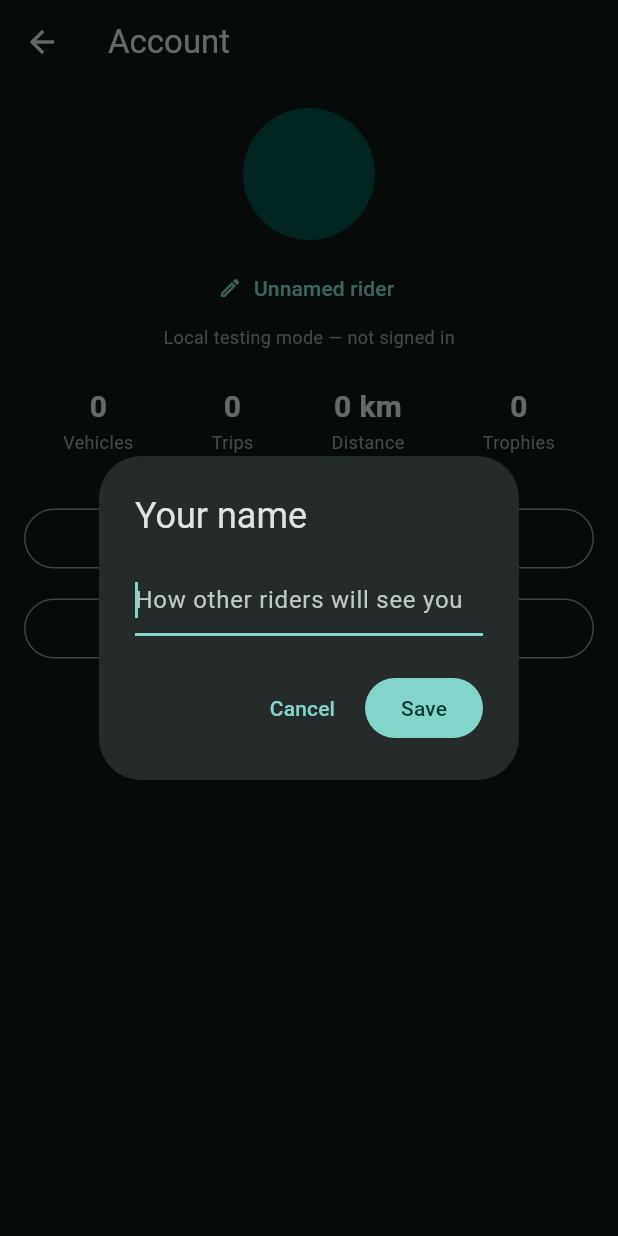
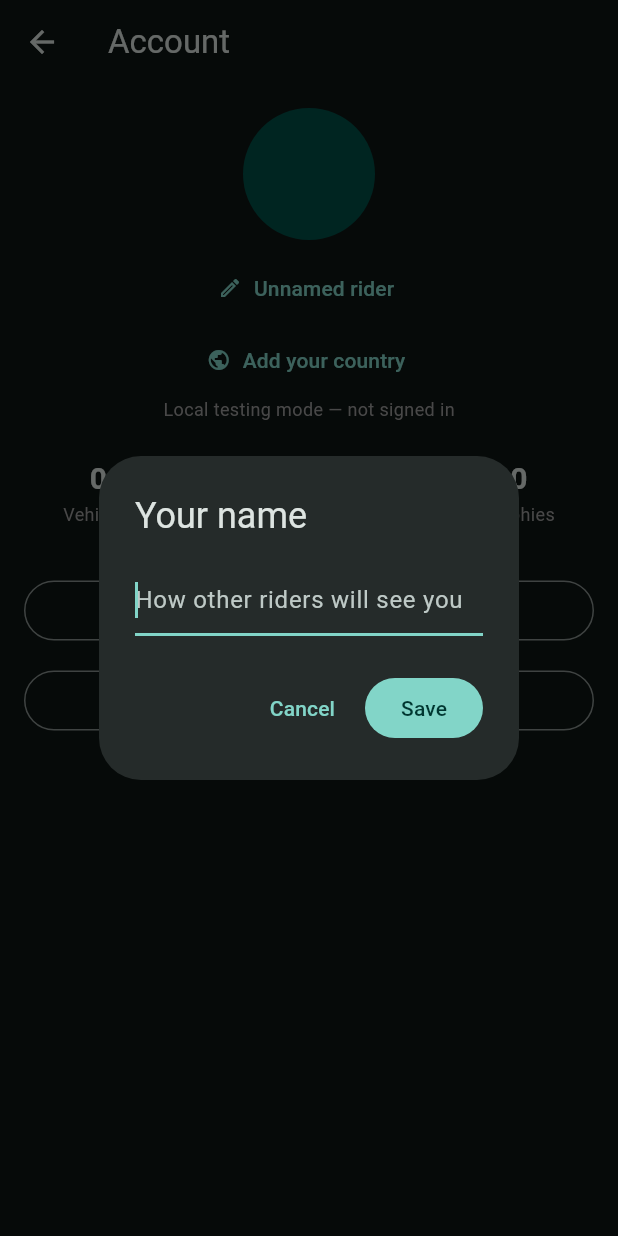
Before and after one commit to julian-e-negrete/OpenTrip, a Flutter app: the AccountScreen screen opened directly, after a tap on "Unnamed rider", on a phone screen of 412 x 824 dp. Run offline on Flutter 3.47's test engine with Material 3 defaults, Android fonts, the phone set to English and light mode, and no system bars; our stand-ins replace flutter_blue_plus, flutter_map, geolocator, google_sign_in, image_picker, latlong2 and 4 more; accounts and stored records are empty.

Commit message:
Add a country field to the account, and prioritize the TripRank gaps
Two follow-ups from the TripRank feature comparison: country capture
(requested directly — it's structured data now so it's usable later,
e.g. a future country-scoped leaderboard) and turning the identified
gaps into an ordered roadmap so development on them can actually start.

- data/catalog/country_catalog.dart: a fixed ISO 3166-1 alpha-2 list —
  same "curated, not free text" reasoning as the vehicle catalog, for
  the same reason: a picked code is what stays cross-referenceable
  later, free text never reliably is.
- account/country_picker.dart: full-screen searchable picker (a plain
  dropdown doesn't scale to ~195 entries).
- data/models/user_profile.dart, local_database.dart (schema v5 -> v6),
  account/account_screen.dart: countryCode threaded through the local
  row, sync payload, and a new "Add your country" button next to the
  existing name/avatar editors.
- supabase/schema.sql: profiles.country_code, added via
  `add column if not exists` so re-running the existing file is enough
  to pick it up. Stays private — RLS still means only its owner can
  read it back, same as display_name until get_leaderboard() started
  deliberately exposing that one.
- docs/ROADMAP.md: replaced the single-item "Not done yet" list with
  the ranked gap list from the comparison (auto-start detection,
  friends leaderboard, and speed-camera alerts first; car clubs and the
  AI car-mod visualizer last, since their own TripRank pages didn't
  even establish clearly what to build). Nothing in this list is
  implemented yet — this is scope, not progress.

Co-Authored-By: Claude Sonnet 5 <noreply@anthropic.com>
Claude-Session: https://claude.ai/code/session_01VK3Ki5mt4KhBkQhobLLxeA

```diff
--- a/apps/mobile/lib/account/account_screen.dart
+++ b/apps/mobile/lib/account/account_screen.dart
@@ -8,6 +8,7 @@ import '../auth/auth_service.dart';
 import '../auth/current_user.dart';
 import '../auth/login_screen.dart';
 import '../data/account_data_service.dart';
+import '../data/catalog/country_catalog.dart';
 import '../data/data_events.dart';
 import '../data/local_image_store.dart';
 import '../data/models/user_profile.dart';
@@ -16,6 +17,7 @@ import '../data/repositories/gamification_repository.dart';
 import '../data/repositories/trip_repository.dart';
 import '../data/repositories/vehicle_repository.dart';
 import '../sync/sync_service.dart';
+import 'country_picker.dart';
 
 /// Identity (display name + avatar — deliberately never the email, per
 /// the "other users should be able to identify you without seeing your
@@ -135,6 +137,18 @@ class _AccountScreenState extends State<AccountScreen> {
     }
   }
 
+  Future<void> _editCountry() async {
+    final picked = await pickCountry(context, currentCode: _profile?.countryCode);
+    if (picked == null) return;
+
+    // synced: false explicitly — see the same note in _editName above.
+    final updated = (_profile ?? UserProfile(userId: _userId, displayName: '')).copyWith(
+      countryCode: picked.code,
+      synced: false,
+    );
+    await ProfileRepository.instance.upsert(updated);
+  }
+
   Future<void> _editAvatar() async {
     final picked = await ImagePicker().pickImage(source: ImageSource.gallery, maxWidth: 800);
     if (picked == null) return;
@@ -230,6 +244,13 @@ class _AccountScreenState extends State<AccountScreen> {
               label: Text(_displayName),
             ),
           ),
+          Center(
+            child: TextButton.icon(
+              onPressed: _editCountry,
+              icon: const Icon(Icons.public_outlined, size: 16),
+              label: Text(countryForCode(_profile?.countryCode)?.name ?? 'Add your country'),
+            ),
+          ),
           if (guest)
             const Center(
               child: Text(
--- /dev/null
+++ b/apps/mobile/lib/account/country_picker.dart
@@ -0,0 +1,76 @@
+import 'package:flutter/material.dart';
+
+import '../data/catalog/country_catalog.dart';
+
+/// Full-screen searchable picker over the fixed country list (see
+/// data/catalog/country_catalog.dart) — a plain dropdown gets unwieldy
+/// past a couple hundred entries, so this is a search field over a
+/// ListView instead. Returns the picked [Country], or null if the user
+/// backs out without picking one.
+Future<Country?> pickCountry(BuildContext context, {String? currentCode}) {
+  return Navigator.of(context).push<Country>(
+    MaterialPageRoute(builder: (_) => _CountryPickerScreen(currentCode: currentCode)),
+  );
+}
+
+class _CountryPickerScreen extends StatefulWidget {
+  const _CountryPickerScreen({this.currentCode});
+  final String? currentCode;
+
+  @override
+  State<_CountryPickerScreen> createState() => _CountryPickerScreenState();
+}
+
+class _CountryPickerScreenState extends State<_CountryPickerScreen> {
+  final _controller = TextEditingController();
+  List<Country> _results = countries;
+
+  @override
+  void initState() {
+    super.initState();
+    _controller.addListener(_onQueryChanged);
+  }
+
+  @override
+  void dispose() {
+    _controller.dispose();
+    super.dispose();
+  }
+
+  void _onQueryChanged() {
+    final query = _controller.text.trim().toLowerCase();
+    setState(() {
+      _results = query.isEmpty
+          ? countries
+          : countries.where((c) => c.name.toLowerCase().contains(query)).toList();
+    });
+  }
+
+  @override
+  Widget build(BuildContext context) {
+    return Scaffold(
+      appBar: AppBar(
+        title: TextField(
+          controller: _controller,
+          autofocus: true,
+          decoration: const InputDecoration(
+            hintText: 'Search countries…',
+            border: InputBorder.none,
+          ),
+        ),
+      ),
+      body: ListView.builder(
+        itemCount: _results.length,
+        itemBuilder: (context, i) {
+          final country = _results[i];
+          final selected = country.code == widget.currentCode;
+          return ListTile(
+            title: Text(country.name),
+            trailing: selected ? const Icon(Icons.check, color: Colors.tealAccent) : null,
+            onTap: () => Navigator.of(context).pop(country),
+          );
+        },
+      ),
+    );
+  }
+}
--- /dev/null
+++ b/apps/mobile/lib/data/catalog/country_catalog.dart
@@ -0,0 +1,219 @@
+/// A curated, structured country list — ISO 3166-1 alpha-2 code + English
+/// short name — so a rider's country is a picked value, not free text.
+/// Same reasoning as vehicle_catalog.dart's brand/model catalog: a fixed
+/// code is what makes the data usable later (grouping/filtering by
+/// country for a future leaderboard slice, for instance) in a way a
+/// free-text field never reliably is. Not shown to other users yet, and
+/// not wired into any ranking — see docs/ROADMAP.md.
+class Country {
+  final String code;
+  final String name;
+  const Country(this.code, this.name);
+}
+
+const List<Country> countries = [
+  Country('AF', 'Afghanistan'),
+  Country('AL', 'Albania'),
+  Country('DZ', 'Algeria'),
+  Country('AD', 'Andorra'),
+  Country('AO', 'Angola'),
+  Country('AG', 'Antigua and Barbuda'),
+  Country('AR', 'Argentina'),
+  Country('AM', 'Armenia'),
+  Country('AU', 'Australia'),
+  Country('AT', 'Austria'),
+  Country('AZ', 'Azerbaijan'),
+  Country('BS', 'Bahamas'),
+  Country('BH', 'Bahrain'),
+  Country('BD', 'Bangladesh'),
+  Country('BB', 'Barbados'),
+  Country('BY', 'Belarus'),
+  Country('BE', 'Belgium'),
+  Country('BZ', 'Belize'),
+  Country('BJ', 'Benin'),
+  Country('BT', 'Bhutan'),
+  Country('BO', 'Bolivia'),
+  Country('BA', 'Bosnia and Herzegovina'),
+  Country('BW', 'Botswana'),
+  Country('BR', 'Brazil'),
+  Country('BN', 'Brunei'),
+  Country('BG', 'Bulgaria'),
+  Country('BF', 'Burkina Faso'),
+  Country('BI', 'Burundi'),
+  Country('CV', 'Cabo Verde'),
+  Country('KH', 'Cambodia'),
+  Country('CM', 'Cameroon'),
+  Country('CA', 'Canada'),
+  Country('CF', 'Central African Republic'),
+  Country('TD', 'Chad'),
+  Country('CL', 'Chile'),
+  Country('CN', 'China'),
+  Country('CO', 'Colombia'),
+  Country('KM', 'Comoros'),
+  Country('CG', 'Congo'),
+  Country('CD', 'Congo (DRC)'),
+  Country('CR', 'Costa Rica'),
+  Country('CI', "Côte d'Ivoire"),
+  Country('HR', 'Croatia'),
+  Country('CU', 'Cuba'),
+  Country('CY', 'Cyprus'),
+  Country('CZ', 'Czechia'),
+  Country('DK', 'Denmark'),
+  Country('DJ', 'Djibouti'),
+  Country('DM', 'Dominica'),
+  Country('DO', 'Dominican Republic'),
+  Country('EC', 'Ecuador'),
+  Country('EG', 'Egypt'),
+  Country('SV', 'El Salvador'),
+  Country('GQ', 'Equatorial Guinea'),
+  Country('ER', 'Eritrea'),
+  Country('EE', 'Estonia'),
+  Country('SZ', 'Eswatini'),
+  Country('ET', 'Ethiopia'),
+  Country('FJ', 'Fiji'),
+  Country('FI', 'Finland'),
+  Country('FR', 'France'),
+  Country('GA', 'Gabon'),
+  Country('GM', 'Gambia'),
+  Country('GE', 'Georgia'),
+  Country('DE', 'Germany'),
+  Country('GH', 'Ghana'),
+  Country('GR', 'Greece'),
+  Country('GD', 'Grenada'),
+  Country('GT', 'Guatemala'),
+  Country('GN', 'Guinea'),
+  Country('GW', 'Guinea-Bissau'),
+  Country('GY', 'Guyana'),
+  Country('HT', 'Haiti'),
+  Country('HN', 'Honduras'),
+  Country('HU', 'Hungary'),
+  Country('IS', 'Iceland'),
+  Country('IN', 'India'),
+  Country('ID', 'Indonesia'),
+  Country('IR', 'Iran'),
+  Country('IQ', 'Iraq'),
+  Country('IE', 'Ireland'),
+  Country('IL', 'Israel'),
+  Country('IT', 'Italy'),
+  Country('JM', 'Jamaica'),
+  Country('JP', 'Japan'),
+  Country('JO', 'Jordan'),
+  Country('KZ', 'Kazakhstan'),
+  Country('KE', 'Kenya'),
+  Country('KI', 'Kiribati'),
+  Country('KW', 'Kuwait'),
+  Country('KG', 'Kyrgyzstan'),
+  Country('LA', 'Laos'),
+  Country('LV', 'Latvia'),
+  Country('LB', 'Lebanon'),
+  Country('LS', 'Lesotho'),
+  Country('LR', 'Liberia'),
+  Country('LY', 'Libya'),
+  Country('LI', 'Liechtenstein'),
+  Country('LT', 'Lithuania'),
+  Country('LU', 'Luxembourg'),
+  Country('MG', 'Madagascar'),
+  Country('MW', 'Malawi'),
+  Country('MY', 'Malaysia'),
+  Country('MV', 'Maldives'),
+  Country('ML', 'Mali'),
+  Country('MT', 'Malta'),
+  Country('MH', 'Marshall Islands'),
+  Country('MR', 'Mauritania'),
+  Country('MU', 'Mauritius'),
+  Country('MX', 'Mexico'),
+  Country('FM', 'Micronesia'),
+  Country('MD', 'Moldova'),
+  Country('MC', 'Monaco'),
+  Country('MN', 'Mongolia'),
+  Country('ME', 'Montenegro'),
+  Country('MA', 'Morocco'),
+  Country('MZ', 'Mozambique'),
+  Country('MM', 'Myanmar'),
+  Country('NA', 'Namibia'),
+  Country('NR', 'Nauru'),
+  Country('NP', 'Nepal'),
+  Country('NL', 'Netherlands'),
+  Country('NZ', 'New Zealand'),
+  Country('NI', 'Nicaragua'),
+  Country('NE', 'Niger'),
+  Country('NG', 'Nigeria'),
+  Country('KP', 'North Korea'),
+  Country('MK', 'North Macedonia'),
+  Country('NO', 'Norway'),
+  Country('OM', 'Oman'),
+  Country('PK', 'Pakistan'),
+  Country('PW', 'Palau'),
+  Country('PS', 'Palestine'),
+  Country('PA', 'Panama'),
+  Country('PG', 'Papua New Guinea'),
+  Country('PY', 'Paraguay'),
+  Country('PE', 'Peru'),
+  Country('PH', 'Philippines'),
+  Country('PL', 'Poland'),
+  Country('PT', 'Portugal'),
+  Country('QA', 'Qatar'),
+  Country('RO', 'Romania'),
+  Country('RU', 'Russia'),
+  Country('RW', 'Rwanda'),
+  Country('KN', 'Saint Kitts and Nevis'),
+  Country('LC', 'Saint Lucia'),
+  Country('VC', 'Saint Vincent and the Grenadines'),
+  Country('WS', 'Samoa'),
+  Country('SM', 'San Marino'),
+  Country('ST', 'Sao Tome and Principe'),
+  Country('SA', 'Saudi Arabia'),
+  Country('SN', 'Senegal'),
+  Country('RS', 'Serbia'),
+  Country('SC', 'Seychelles'),
+  Country('SL', 'Sierra Leone'),
+  Country('SG', 'Singapore'),
+  Country('SK', 'Slovakia'),
+  Country('SI', 'Slovenia'),
+  Country('SB', 'Solomon Islands'),
+  Country('SO', 'Somalia'),
+  Country('ZA', 'South Africa'),
+  Country('KR', 'South Korea'),
+  Country('SS', 'South Sudan'),
+  Country('ES', 'Spain'),
+  Country('LK', 'Sri Lanka'),
+  Country('SD', 'Sudan'),
+  Country('SR', 'Suriname'),
+  Country('SE', 'Sweden'),
+  Country('CH', 'Switzerland'),
+  Country('SY', 'Syria'),
+  Country('TW', 'Taiwan'),
+  Country('TJ', 'Tajikistan'),
+  Country('TZ', 'Tanzania'),
+  Country('TH', 'Thailand'),
+  Country('TL', 'Timor-Leste'),
+  Country('TG', 'Togo'),
+  Country('TO', 'Tonga'),
+  Country('TT', 'Trinidad and Tobago'),
+  Country('TN', 'Tunisia'),
+  Country('TR', 'Turkey'),
+  Country('TM', 'Turkmenistan'),
+  Country('TV', 'Tuvalu'),
+  Country('UG', 'Uganda'),
+  Country('UA', 'Ukraine'),
+  Country('AE', 'United Arab Emirates'),
+  Country('GB', 'United Kingdom'),
+  Country('US', 'United States'),
+  Country('UY', 'Uruguay'),
+  Country('UZ', 'Uzbekistan'),
+  Country('VU', 'Vanuatu'),
+  Country('VA', 'Vatican City'),
+  Country('VE', 'Venezuela'),
+  Country('VN', 'Vietnam'),
+  Country('YE', 'Yemen'),
+  Country('ZM', 'Zambia'),
+  Country('ZW', 'Zimbabwe'),
+];
+
+Country? countryForCode(String? code) {
+  if (code == null) return null;
+  for (final c in countries) {
+    if (c.code == code) return c;
+  }
+  return null;
+}
--- a/apps/mobile/lib/data/local_database.dart
+++ b/apps/mobile/lib/data/local_database.dart
@@ -26,7 +26,7 @@ class LocalDatabase {
     final path = p.join(dbPath, 'opentrip.db');
     return openDatabase(
       path,
-      version: 5,
+      version: 6,
       onCreate: (db, version) async {
         await db.execute('''
           CREATE TABLE vehicles (
@@ -49,6 +49,7 @@ class LocalDatabase {
             user_id TEXT PRIMARY KEY,
             display_name TEXT NOT NULL,
             avatar_path TEXT,
+            country_code TEXT,
             synced INTEGER NOT NULL DEFAULT 0
           )
         ''');
@@ -173,6 +174,13 @@ class LocalDatabase {
             )
           ''');
         }
+        if (oldVersion < 6) {
+          final columns = await db.rawQuery('PRAGMA table_info(profiles)');
+          final hasCountry = columns.any((c) => c['name'] == 'country_code');
+          if (!hasCountry) {
+            await db.execute('ALTER TABLE profiles ADD COLUMN country_code TEXT');
+          }
+        }
       },
     );
   }
--- a/apps/mobile/lib/data/models/user_profile.dart
+++ b/apps/mobile/lib/data/models/user_profile.dart
@@ -1,30 +1,39 @@
 /// Local, per-user profile: a display name (shown instead of the email —
-/// see auth/current_user.dart) and an optional avatar photo. Not yet
-/// visible to any other user — there's no social/cross-user feature to
-/// show it in yet (see docs/ROADMAP.md) — but this is the identity other
-/// users will eventually see once cloud sync/leaderboards exist.
+/// see auth/current_user.dart), an optional avatar photo, and an optional
+/// country. Not yet visible to any other user — there's no social/
+/// cross-user feature to show it in yet (see docs/ROADMAP.md) — but this
+/// is the identity other users will eventually see once cloud sync/
+/// leaderboards exist.
 ///
-/// Only [displayName] syncs to Supabase (see sync/sync_service.dart) —
-/// [avatarPath] is a local file path and stays local-only until photo
-/// sync (Supabase Storage) is set up.
+/// [countryCode] is a picked ISO 3166-1 alpha-2 code (see
+/// data/catalog/country_catalog.dart), not free text — the point of
+/// capturing it now is that it stays usable later (e.g. a country-scoped
+/// leaderboard slice), which a free-text field never reliably is.
+///
+/// [displayName] and [countryCode] sync to Supabase (see
+/// sync/sync_service.dart) — [avatarPath] is a local file path and stays
+/// local-only until photo sync (Supabase Storage) is set up.
 class UserProfile {
   final String userId;
   final String displayName;
   final String? avatarPath;
+  final String? countryCode;
   final bool synced;
 
   const UserProfile({
     required this.userId,
     required this.displayName,
     this.avatarPath,
+    this.countryCode,
     this.synced = false,
   });
 
-  UserProfile copyWith({String? displayName, String? avatarPath, bool? synced}) {
+  UserProfile copyWith({String? displayName, String? avatarPath, String? countryCode, bool? synced}) {
     return UserProfile(
       userId: userId,
       displayName: displayName ?? this.displayName,
       avatarPath: avatarPath ?? this.avatarPath,
+      countryCode: countryCode ?? this.countryCode,
       synced: synced ?? this.synced,
     );
   }
@@ -33,6 +42,7 @@ class UserProfile {
     'user_id': userId,
     'display_name': displayName,
     'avatar_path': avatarPath,
+    'country_code': countryCode,
     'synced': synced ? 1 : 0,
   };
 
@@ -40,15 +50,21 @@ class UserProfile {
     userId: row['user_id'] as String,
     displayName: row['display_name'] as String,
     avatarPath: row['avatar_path'] as String?,
+    countryCode: row['country_code'] as String?,
     synced: (row['synced'] as int? ?? 0) != 0,
   );
 
-  Map<String, Object?> toSupabaseRow() => {'user_id': userId, 'display_name': displayName};
+  Map<String, Object?> toSupabaseRow() => {
+    'user_id': userId,
+    'display_name': displayName,
+    'country_code': countryCode,
+  };
 
   static UserProfile fromSupabaseRow(Map<String, Object?> row, {String? localAvatarPath}) => UserProfile(
     userId: row['user_id'] as String,
     displayName: row['display_name'] as String,
     avatarPath: localAvatarPath,
+    countryCode: row['country_code'] as String?,
     synced: true,
   );
 }
```
Also changed, not shown: 3 other files.
